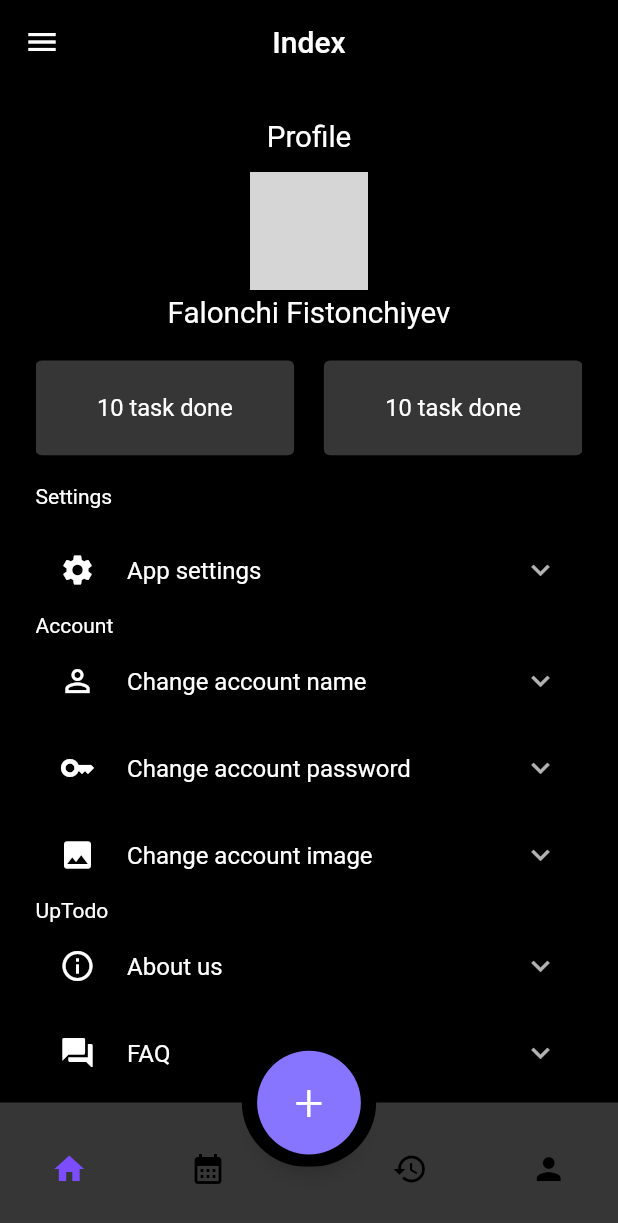
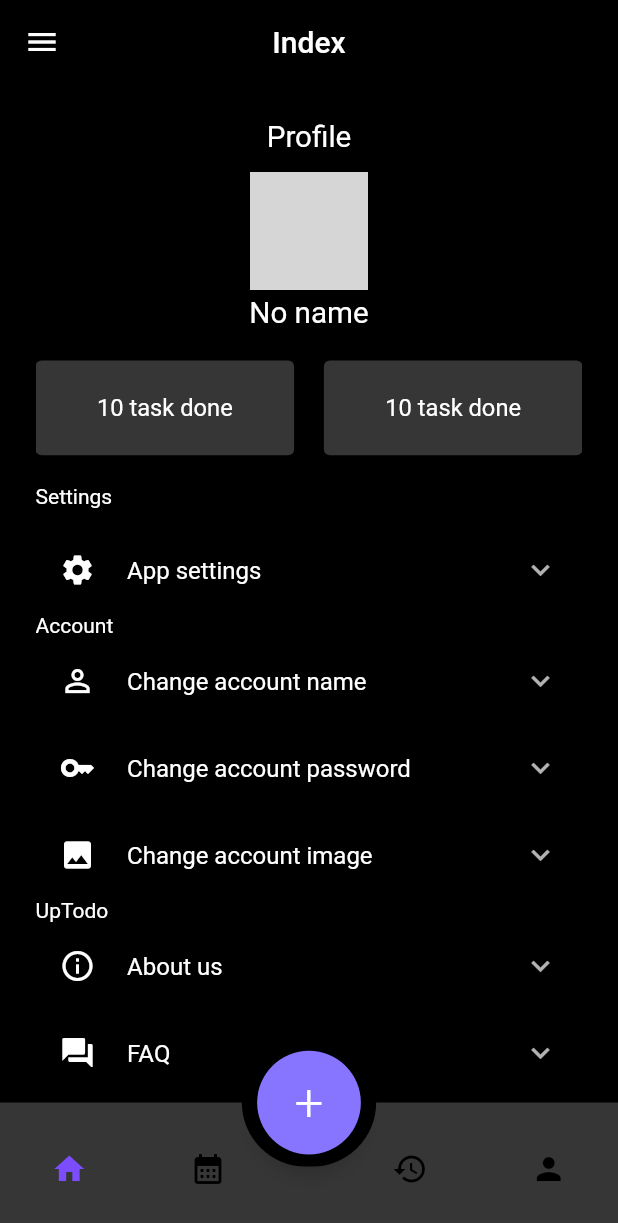
Before and after one commit to ahadjonovss/UpToDo, a Flutter app: the screen it shows after launch, item 4 of the bottom bar chosen, on a phone screen of 412 x 824 dp. Shown: the top 1223 px of the screen. Run offline on Flutter 3.47's test engine with Material 2 defaults, Android fonts, the phone set to English and light mode, and no system bars; drawn by our look-alikes of animated_bottom_navigation_bar; our stand-ins replace calendar_date_picker2, flutter_screenutil, flutter_svg, lottie, shared_preferences, sqflite; accounts and stored records are empty; network calls fail; grey boxes are pictures that could not be loaded.

```diff
--- a/lib/main.dart
+++ b/lib/main.dart
@@ -1,8 +1,11 @@
 import 'package:flutter/material.dart';
 import 'package:flutter_screenutil/flutter_screenutil.dart';
+import 'package:up_todo/local_data/shared_preference.dart';
 import 'package:up_todo/routes/routes.dart';
 
 void main() {
+  WidgetsFlutterBinding.ensureInitialized();
+  StorageRepository.getInstance();
   runApp(const MyApp());
 }
 
--- a/lib/pages/home/account_page.dart
+++ b/lib/pages/home/account_page.dart
@@ -1,5 +1,6 @@
 import 'package:flutter/material.dart';
 import 'package:flutter_screenutil/flutter_screenutil.dart';
+import 'package:up_todo/local_data/shared_preference.dart';
 import 'package:up_todo/routes/routes.dart';
 import 'package:up_todo/utils/colors.dart';
 
@@ -13,6 +14,10 @@ class AccountPage extends StatefulWidget {
 class _AccountPageState extends State<AccountPage> {
   @override
   Widget build(BuildContext context) {
+    TextEditingController ctrl_name=TextEditingController();
+    TextEditingController ctrl_newpsw=TextEditingController();
+    TextEditingController ctrl_oldpsw=TextEditingController();
+    TextEditingController ctrl_psw=TextEditingController();
     return Scaffold(
       backgroundColor: Colors.black,
       body: SafeArea(
@@ -32,7 +37,7 @@ class _AccountPageState extends State<AccountPage> {
                   radius: 40.r,
                 ),
                 SizedBox(height: 4.h,),
-                Text("Falonchi Fistonchiyev",style: TextStyle(fontSize: 20.sp),),
+                Text(StorageRepository.getString('name'),style: TextStyle(fontSize: 20.sp),),
                 SizedBox(height: 20.h,),
                 Row(
                   mainAxisAlignment: MainAxisAlignment.spaceBetween,
@@ -88,12 +93,12 @@ class _AccountPageState extends State<AccountPage> {
                         children: [
                           Icon(Icons.person_outline,color: Colors.white,),
                           SizedBox(width: 20.w,),
-                          Text("Change account name")
+                          const Text("Change account name")
                         ],
                       ),
                       children: [
-                        Text("Change account name"),
-                        Divider(color: Colors.white,),
+                        const Text("Change account name"),
+                        const Divider(color: Colors.white,),
                         Container(
                           margin: EdgeInsets.all(12).r,
                           padding: EdgeInsets.all(4).r,
@@ -104,9 +109,10 @@ class _AccountPageState extends State<AccountPage> {
                             border: Border.all(color: MyColors.C_979797)
 
                           ),
-                          child: const Center(
+                          child:  Center(
                             child: TextField(
-                              decoration: InputDecoration(
+                              controller: ctrl_name,
+                              decoration: const InputDecoration(
                                 border: InputBorder.none,
                                 hintText: "Enter your name"
                               ),
@@ -115,27 +121,91 @@ class _AccountPageState extends State<AccountPage> {
 
                         ),
                         Row(
+                          mainAxisAlignment: MainAxisAlignment.spaceBetween,
                           children: [
                             TextButton(onPressed: (){
                               Navigator.pushNamed(context, RouteName.account);
                             }, child: Text("Cancel")),
-                            TextButton(onPressed: (){
+                            TextButton(onPressed: () async {
+                              await StorageRepository.saveString('name', ctrl_name.text);
+                              ctrl_name.text='';
                               Navigator.pushNamed(context, RouteName.account);
                             }, child: Text("Save"))
                           ],
                         )
-
-
                       ],
                     ),
                     ExpansionTile(
                       title: Row(
                         children: [
-                          Icon(Icons.key,color: Colors.white,),
+                          const Icon(Icons.key,color: Colors.white,),
                           SizedBox(width: 20.w,),
-                          Text("Change account password")
+                          const Text("Change account password")
                         ],
                       ),
+                      children: [
+                        SizedBox(height: 20.w,),
+                        const Text("Change account password"),
+                        const Divider(color: Colors.white,),
+                        Container(
+                          margin: const EdgeInsets.all(12).r,
+                          padding: const EdgeInsets.all(4).r,
+                          height: 48.h,
+                          width: 288.w,
+                          decoration: BoxDecoration(
+                              borderRadius: BorderRadius.circular(4).r,
+                              border: Border.all(color: MyColors.C_979797)
+
+                          ),
+                          child:  Center(
+                            child: TextField(
+                              controller: ctrl_oldpsw,
+                              decoration: const InputDecoration(
+                                  border: InputBorder.none,
+                                  hintText: "Enter your old password"
+                              ),
+                            ),
+                          ),
+
+                        ),
+                        SizedBox(width: 20.w,),
+                        Container(
+                          margin: const EdgeInsets.all(12).r,
+                          padding: const EdgeInsets.all(4).r,
+                          height: 48.h,
+                          width: 288.w,
+                          decoration: BoxDecoration(
+                              borderRadius: BorderRadius.circular(4).r,
+                              border: Border.all(color: MyColors.C_979797)
+
+                          ),
+                          child:  Center(
+                            child: TextField(
+                              controller: ctrl_newpsw,
+                              decoration: const InputDecoration(
+                                  border: InputBorder.none,
+                                  hintText: "Enter your new password"
+                              ),
+                            ),
+                          ),
+
+                        ),
+                        Row(
+                          mainAxisAlignment: MainAxisAlignment.spaceBetween,
+                          children: [
+                            TextButton(onPressed: (){
+                              Navigator.pushNamed(context, RouteName.account);
+                            }, child: Text("Cancel")),
+                            TextButton(onPressed: () async {
+                              if(ctrl_oldpsw.text==StorageRepository.getString('password')){
+                                await StorageRepository.saveString('password', ctrl_newpsw.text);
+                                Navigator.pop(context);
+                                Navigator.pushNamed(context, RouteName.account);
+                              }
+                            }, child: Text("Save"))
+                          ],
+                        )
+                      ],
                     ),
                     ExpansionTile(
                       title: Row(
--- a/lib/pages/splash_page.dart
+++ b/lib/pages/splash_page.dart
@@ -1,6 +1,7 @@
 import 'package:flutter/material.dart';
 import 'package:flutter_screenutil/flutter_screenutil.dart';
 import 'package:lottie/lottie.dart';
+import 'package:up_todo/local_data/shared_preference.dart';
 import 'package:up_todo/routes/routes.dart';
 
 import '../utils/consts.dart';
@@ -12,7 +13,7 @@ class SplashPage extends StatelessWidget {
   Widget build(BuildContext context) {
     Future.delayed(Duration(seconds: 3)).then((value) =>
         Navigator.pushNamedAndRemoveUntil(context,
-            RouteName.onboarding, (route) => false));
+            StorageRepository.getBool('login')==true?RouteName.main:RouteName.onboarding, (route) => false));
     return  Scaffold(
       backgroundColor: Colors.black,
       body: SafeArea(
```
Also changed, not shown: lib/pages/Auth/login_page.dart (+6 -2 lines), lib/pages/Auth/register.dart (+7 -2 lines), lib/pages/home/home_page.dart (+17 -3 lines).
